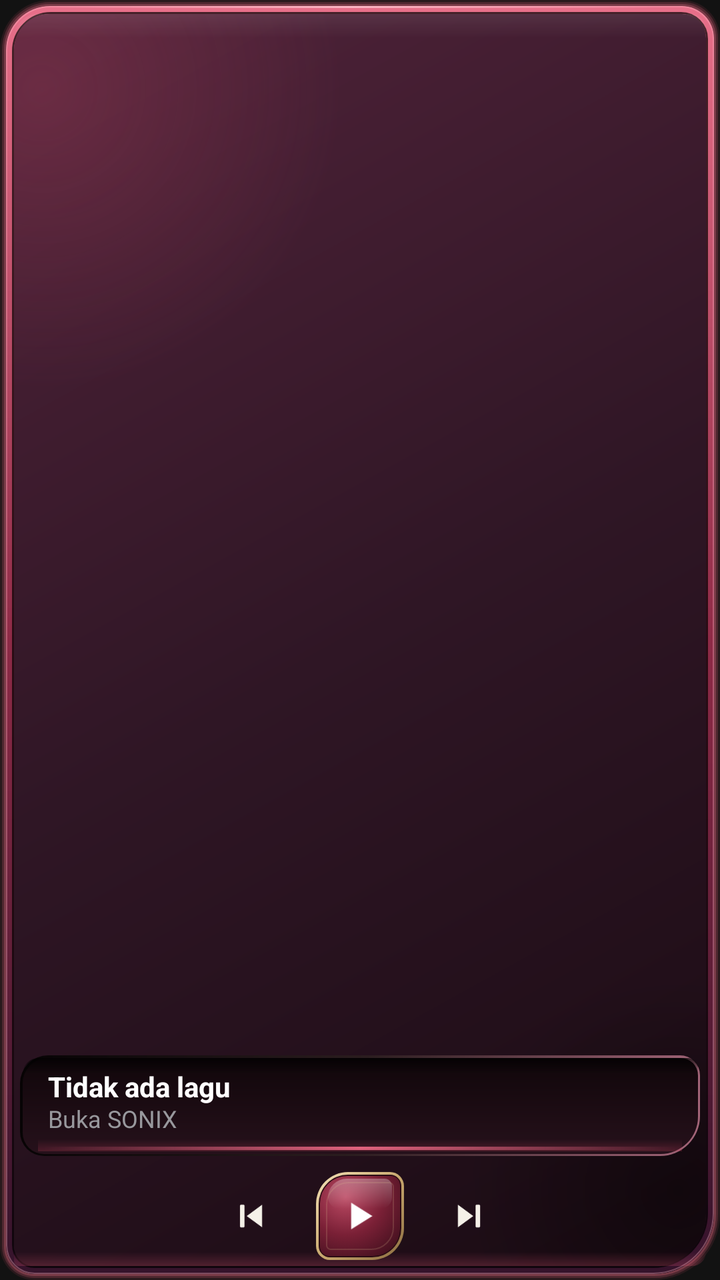
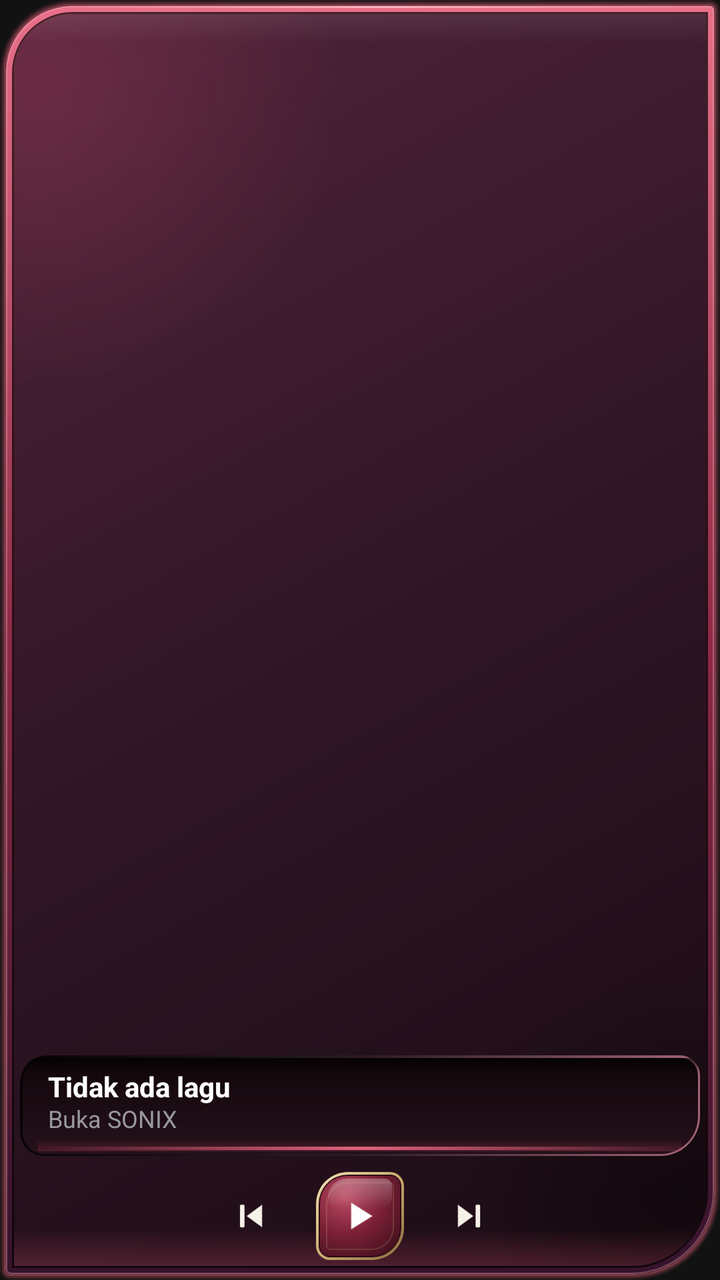

Before-and-after screenshots of an Android layout around one commit, followed by the original layout XML and the change that was made.
<!-- AndroidManifest.xml: application theme Theme.AudioPlayer -->
<!-- res/layout/widget_player_tall.xml -->
<?xml version="1.0" encoding="utf-8"?>
<LinearLayout xmlns:android="http://schemas.android.com/apk/res/android"
    android:id="@+id/widget_root"
    android:layout_width="match_parent"
    android:layout_height="match_parent"
    android:background="@drawable/widget_background_dark"
    android:orientation="vertical"
    android:clipToPadding="false"
    android:padding="10dp">

    <ImageView
        android:id="@+id/widget_album_art"
        android:layout_width="match_parent"
        android:layout_height="0dp"
        android:layout_weight="1"
        android:scaleType="fitCenter" />

    <LinearLayout
        android:id="@+id/widget_well"
        android:layout_width="match_parent"
        android:layout_height="wrap_content"
        android:layout_marginTop="8dp"
        android:background="@drawable/widget_well"
        android:orientation="vertical"
        android:gravity="center_vertical"
        android:paddingStart="14dp"
        android:paddingEnd="12dp"
        android:paddingTop="8dp"
        android:paddingBottom="11dp">

        <TextView
            android:id="@+id/widget_title"
            android:layout_width="match_parent"
            android:layout_height="wrap_content"
            android:textColor="#FFFFFF"
            android:textSize="14sp"
            android:textStyle="bold"
            android:maxLines="2"
            android:includeFontPadding="false"
            android:ellipsize="end"
            android:text="Tidak ada lagu" />

        <TextView
            android:id="@+id/widget_artist"
            android:layout_width="match_parent"
            android:layout_height="wrap_content"
            android:layout_marginTop="1dp"
            android:textColor="#98989D"
            android:textSize="12sp"
            android:maxLines="1"
            android:includeFontPadding="false"
            android:ellipsize="end"
            android:text="Buka SONIX" />
    </LinearLayout>

    <LinearLayout
        android:layout_width="match_parent"
        android:layout_height="44dp"
        android:layout_marginTop="8dp"
        android:orientation="horizontal"
        android:gravity="center">

        <ImageButton
            android:id="@+id/widget_prev"
            android:layout_width="38dp"
            android:layout_height="38dp"
            android:padding="9dp"
            android:background="@android:color/transparent"
            android:scaleType="fitCenter"
            android:src="@drawable/ic_widget_previous"
            android:contentDescription="Sebelumnya" />

        <ImageButton
            android:id="@+id/widget_play_pause"
            android:layout_width="44dp"
            android:layout_height="44dp"
            android:layout_marginStart="14dp"
            android:padding="11dp"
            android:background="@drawable/widget_play_button_bg"
            android:scaleType="fitCenter"
            android:src="@drawable/ic_widget_play"
            android:contentDescription="Putar" />

        <ImageButton
            android:id="@+id/widget_next"
            android:layout_width="38dp"
            android:layout_height="38dp"
            android:layout_marginStart="14dp"
            android:padding="9dp"
            android:background="@android:color/transparent"
            android:scaleType="fitCenter"
            android:src="@drawable/ic_widget_next"
            android:contentDescription="Berikutnya" />

    </LinearLayout>

</LinearLayout>
<!-- resources referenced by this layout -->
<resources>
  <!-- drawable ic_widget_next: png bitmap (drawable, 1562 bytes) -->
  <!-- drawable ic_widget_play: png bitmap (drawable, 776 bytes) -->
  <!-- drawable ic_widget_previous: png bitmap (drawable, 1621 bytes) -->
  <!-- drawable widget_background_dark: vector/xml drawable (drawable, 5443 chars, omitted) -->
  <!-- drawable widget_play_button_bg: vector/xml drawable (drawable, 6458 chars, omitted) -->
  <!-- drawable widget_well: vector/xml drawable (drawable, 2124 chars, omitted) -->
  <style name="Theme.AudioPlayer" parent="android:Theme.Material.NoActionBar">
          <item name="android:windowBackground">@color/black</item>
      </style>
  <color name="black">#FF121212</color>
</resources>

<!-- the commit's change to res/layout/widget_player_tall.xml (unified diff, before → after) -->
@@ -1,97 +1,105 @@
 <?xml version="1.0" encoding="utf-8"?>
-<LinearLayout xmlns:android="http://schemas.android.com/apk/res/android"
-    android:id="@+id/widget_root"
+<FrameLayout xmlns:android="http://schemas.android.com/apk/res/android"
+    android:id="@android:id/background"
     android:layout_width="match_parent"
     android:layout_height="match_parent"
-    android:background="@drawable/widget_background_dark"
-    android:orientation="vertical"
-    android:clipToPadding="false"
-    android:padding="10dp">
-
-    <ImageView
-        android:id="@+id/widget_album_art"
-        android:layout_width="match_parent"
-        android:layout_height="0dp"
-        android:layout_weight="1"
-        android:scaleType="fitCenter" />
+    android:clipToOutline="true">
 
     <LinearLayout
-        android:id="@+id/widget_well"
+        android:id="@+id/widget_root"
         android:layout_width="match_parent"
-        android:layout_height="wrap_content"
-        android:layout_marginTop="8dp"
-        android:background="@drawable/widget_well"
+        android:layout_height="match_parent"
+        android:background="@drawable/widget_background_dark"
         android:orientation="vertical"
-        android:gravity="center_vertical"
-        android:paddingStart="14dp"
-        android:paddingEnd="12dp"
-        android:paddingTop="8dp"
-        android:paddingBottom="11dp">
+        android:clipToPadding="false"
+        android:padding="10dp">
 
-        <TextView
-            android:id="@+id/widget_title"
+        <ImageView
+            android:id="@+id/widget_album_art"
+            android:layout_width="match_parent"
+            android:layout_height="0dp"
+            android:layout_weight="1"
+            android:scaleType="fitCenter" />
+
+        <LinearLayout
+            android:id="@+id/widget_well"
             android:layout_width="match_parent"
             android:layout_height="wrap_content"
-            android:textColor="#FFFFFF"
-            android:textSize="14sp"
-            android:textStyle="bold"
-            android:maxLines="2"
-            android:includeFontPadding="false"
-            android:ellipsize="end"
-            android:text="Tidak ada lagu" />
+            android:layout_marginTop="8dp"
+            android:background="@drawable/widget_well"
+            android:orientation="vertical"
+            android:gravity="center_vertical"
+            android:paddingStart="14dp"
+            android:paddingEnd="12dp"
+            android:paddingTop="8dp"
+            android:paddingBottom="11dp">
 
-        <TextView
-            android:id="@+id/widget_artist"
+            <TextView
+                android:id="@+id/widget_title"
+                android:layout_width="match_parent"
+                android:layout_height="wrap_content"
+                android:textColor="#FFFFFF"
+                android:textSize="14sp"
+                android:textStyle="bold"
+                android:maxLines="2"
+                android:includeFontPadding="false"
+                android:ellipsize="end"
+                android:text="Tidak ada lagu" />
+
+            <TextView
+                android:id="@+id/widget_artist"
+                android:layout_width="match_parent"
+                android:layout_height="wrap_content"
+                android:layout_marginTop="1dp"
+                android:textColor="#98989D"
+                android:textSize="12sp"
+                android:maxLines="1"
+                android:includeFontPadding="false"
+                android:ellipsize="end"
+                android:text="Buka SONIX" />
+        </LinearLayout>
+
+        <LinearLayout
             android:layout_width="match_parent"
-            android:layout_height="wrap_content"
-            android:layout_marginTop="1dp"
-            android:textColor="#98989D"
-            android:textSize="12sp"
-            android:maxLines="1"
-            android:includeFontPadding="false"
-            android:ellipsize="end"
-            android:text="Buka SONIX" />
-    </LinearLayout>
+            android:layout_height="44dp"
+            android:layout_marginTop="8dp"
+            android:orientation="horizontal"
+            android:gravity="center">
 
-    <LinearLayout
-        android:layout_width="match_parent"
-        android:layout_height="44dp"
-        android:layout_marginTop="8dp"
-        android:orientation="horizontal"
-        android:gravity="center">
+            <ImageButton
+                android:id="@+id/widget_prev"
+                android:layout_width="38dp"
+                android:layout_height="38dp"
+                android:padding="9dp"
+                android:background="@android:color/transparent"
+                android:scaleType="fitCenter"
+                android:src="@drawable/ic_widget_previous"
+                android:contentDescription="Sebelumnya" />
 
-        <ImageButton
-            android:id="@+id/widget_prev"
-            android:layout_width="38dp"
-            android:layout_height="38dp"
-            android:padding="9dp"
-            android:background="@android:color/transparent"
-            android:scaleType="fitCenter"
-            android:src="@drawable/ic_widget_previous"
-            android:contentDescription="Sebelumnya" />
+            <ImageButton
+                android:id="@+id/widget_play_pause"
+                android:layout_width="44dp"
+                android:layout_height="44dp"
+                android:layout_marginStart="14dp"
+                android:padding="11dp"
+                android:background="@drawable/widget_play_button_bg"
+                android:scaleType="fitCenter"
+                android:src="@drawable/ic_widget_play"
+                android:contentDescription="Putar" />
 
-        <ImageButton
-            android:id="@+id/widget_play_pause"
-            android:layout_width="44dp"
-            android:layout_height="44dp"
-            android:layout_marginStart="14dp"
-            android:padding="11dp"
-            android:background="@drawable/widget_play_button_bg"
-            android:scaleType="fitCenter"
-            android:src="@drawable/ic_widget_play"
-            android:contentDescription="Putar" />
+            <ImageButton
+                android:id="@+id/widget_next"
+                android:layout_width="38dp"
+                android:layout_height="38dp"
+                android:layout_marginStart="14dp"
+                android:padding="9dp"
+                android:background="@android:color/transparent"
+                android:scaleType="fitCenter"
+                android:src="@drawable/ic_widget_next"
+                android:contentDescription="Berikutnya" />
 
-        <ImageButton
-            android:id="@+id/widget_next"
-            android:layout_width="38dp"
-            android:layout_height="38dp"
-            android:layout_marginStart="14dp"
-            android:padding="9dp"
-            android:background="@android:color/transparent"
-            android:scaleType="fitCenter"
-            android:src="@drawable/ic_widget_next"
-            android:contentDescription="Berikutnya" />
+        </LinearLayout>
 
     </LinearLayout>
 
-</LinearLayout>
+</FrameLayout>
<!-- resource entries referenced after the edit -->
@@ -3,7 +3,7 @@
   <!-- drawable ic_widget_next: png bitmap (drawable, 1562 bytes) -->
   <!-- drawable ic_widget_play: png bitmap (drawable, 776 bytes) -->
   <!-- drawable ic_widget_previous: png bitmap (drawable, 1621 bytes) -->
-  <!-- drawable widget_background_dark: vector/xml drawable (drawable, 5443 chars, omitted) -->
+  <!-- drawable widget_background_dark: vector/xml drawable (drawable, 5482 chars, omitted) -->
   <!-- drawable widget_play_button_bg: vector/xml drawable (drawable, 6458 chars, omitted) -->
   <!-- drawable widget_well: vector/xml drawable (drawable, 2124 chars, omitted) -->
   <style name="Theme.AudioPlayer" parent="android:Theme.Material.NoActionBar">
